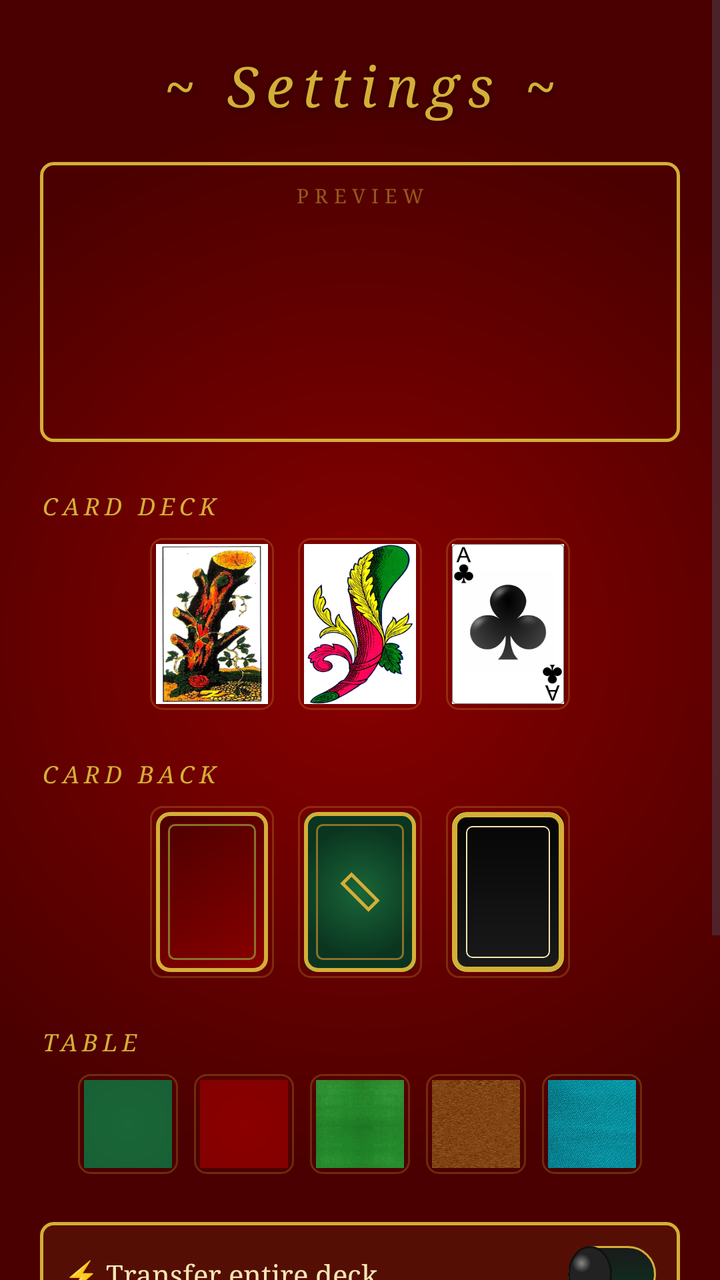
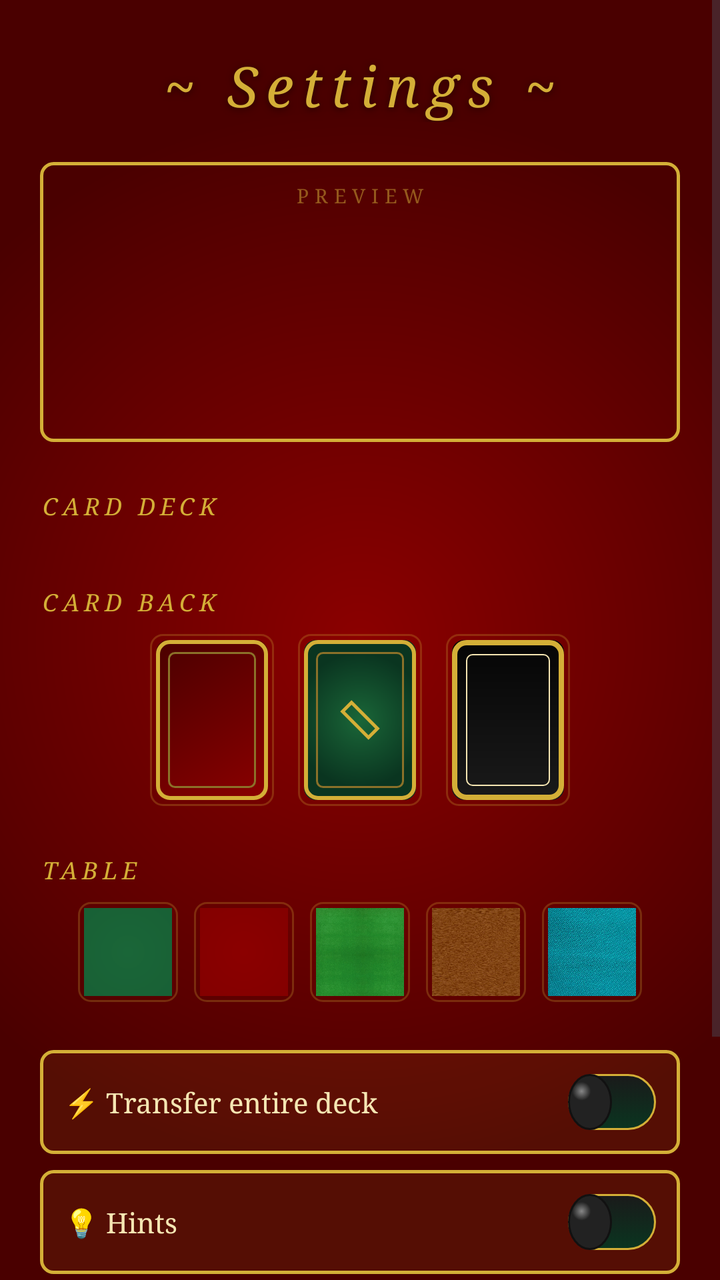

Screens rendered from an Android XML layout before and after an edit, with the pre-edit source and the edit as a unified diff.
<!-- AndroidManifest.xml: activity theme Theme.Trasloco -->
<!-- res/layout/settings.xml -->
<?xml version="1.0" encoding="utf-8"?>
<ScrollView xmlns:android="http://schemas.android.com/apk/res/android"
    xmlns:app="http://schemas.android.com/apk/res-auto"
    xmlns:tools="http://schemas.android.com/tools"
    android:id="@+id/settingsScrollView"
    android:layout_width="match_parent"
    android:layout_height="match_parent"
    android:background="@drawable/bordeaux"
    android:fillViewport="true">

    <androidx.constraintlayout.widget.ConstraintLayout
        android:id="@+id/settingsConstraintLayout"
        android:layout_width="match_parent"
        android:layout_height="wrap_content"
        android:paddingHorizontal="20dp"
        android:paddingBottom="24dp"
        tools:context=".SettingsActivity">

        <TextView
            android:id="@+id/textViewTitle"
            android:layout_width="0dp"
            android:layout_height="wrap_content"
            android:layout_marginTop="24dp"
            android:gravity="center"
            android:text="@string/settings_title_decorated"
            android:textSize="28sp"
            style="@style/CasinoTitle"
            app:layout_constraintEnd_toEndOf="parent"
            app:layout_constraintStart_toStartOf="parent"
            app:layout_constraintTop_toTopOf="parent" />

        
        <FrameLayout
            android:id="@+id/heroPreview"
            android:layout_width="0dp"
            android:layout_height="140dp"
            android:layout_marginTop="20dp"
            android:background="@drawable/casino_hero_preview_frame"
            android:padding="8dp"
            app:layout_constraintEnd_toEndOf="parent"
            app:layout_constraintStart_toStartOf="parent"
            app:layout_constraintTop_toBottomOf="@id/textViewTitle">

            <TextView
                android:id="@+id/heroPreviewLabel"
                android:layout_width="wrap_content"
                android:layout_height="wrap_content"
                android:layout_gravity="top|center_horizontal"
                android:layout_marginTop="2dp"
                android:text="@string/settings_label_preview"
                style="@style/CasinoSubtitle" />

            <ImageView
                android:id="@+id/heroBackgroundImage"
                android:layout_width="match_parent"
                android:layout_height="match_parent"
                android:layout_gravity="center"
                android:scaleType="centerCrop"
                android:layout_marginTop="18dp"
                android:layout_marginHorizontal="8dp"
                android:layout_marginBottom="8dp" />

            <LinearLayout
                android:id="@+id/heroCardRow"
                android:layout_width="wrap_content"
                android:layout_height="wrap_content"
                android:layout_gravity="center"
                android:layout_marginTop="18dp"
                android:orientation="horizontal">

                <ImageView
                    android:id="@+id/heroCard1"
                    android:layout_width="36dp"
                    android:layout_height="54dp"
                    android:layout_marginEnd="4dp"
                    android:scaleType="fitXY" />

                <ImageView
                    android:id="@+id/heroCard2"
                    android:layout_width="36dp"
                    android:layout_height="54dp"
                    android:layout_marginHorizontal="4dp"
                    android:scaleType="fitXY" />

                <ImageView
                    android:id="@+id/heroCard3"
                    android:layout_width="36dp"
                    android:layout_height="54dp"
                    android:layout_marginHorizontal="4dp"
                    android:scaleType="fitXY" />

                <ImageView
                    android:id="@+id/heroCardBack"
                    android:layout_width="36dp"
                    android:layout_height="54dp"
                    android:layout_marginStart="4dp"
                    android:scaleType="fitXY" />
            </LinearLayout>
        </FrameLayout>

        
        <TextView
            android:id="@+id/labelCardDeck"
            android:layout_width="wrap_content"
            android:layout_height="wrap_content"
            android:layout_marginTop="24dp"
            android:text="@string/settings_label_card_deck"
            style="@style/CasinoSectionLabel"
            app:layout_constraintStart_toStartOf="parent"
            app:layout_constraintTop_toBottomOf="@id/heroPreview" />

        <LinearLayout
            android:id="@+id/cardTypeRow"
            android:layout_width="0dp"
            android:layout_height="wrap_content"
            android:layout_marginTop="8dp"
            android:orientation="horizontal"
            android:gravity="center"
            app:layout_constraintEnd_toEndOf="parent"
            app:layout_constraintStart_toStartOf="parent"
            app:layout_constraintTop_toBottomOf="@id/labelCardDeck">

            <FrameLayout
                android:id="@+id/cardTypePiacentine"
                android:layout_width="wrap_content"
                android:layout_height="wrap_content"
                android:layout_marginHorizontal="6dp"
                android:padding="3dp"
                android:background="@drawable/casino_card_tile_selectable"
                android:tag="piacentine"
                android:onClick="selectCardType"
                android:clickable="true"
                android:focusable="true">

                <ImageView
                    android:layout_width="56dp"
                    android:layout_height="80dp"
                    android:src="@drawable/piacentine_b1"
                    android:scaleType="fitXY" />
            </FrameLayout>

            <FrameLayout
                android:id="@+id/cardTypeNapoletane"
                android:layout_width="wrap_content"
                android:layout_height="wrap_content"
                android:layout_marginHorizontal="6dp"
                android:padding="3dp"
                android:background="@drawable/casino_card_tile_selectable"
                android:tag="napoletane"
                android:onClick="selectCardType"
                android:clickable="true"
                android:focusable="true">

                <ImageView
                    android:layout_width="56dp"
                    android:layout_height="80dp"
                    android:src="@drawable/napoletane_b1"
                    android:scaleType="fitXY" />
            </FrameLayout>

            <FrameLayout
                android:id="@+id/cardTypeFrancesi"
                android:layout_width="wrap_content"
                android:layout_height="wrap_content"
                android:layout_marginHorizontal="6dp"
                android:padding="3dp"
                android:background="@drawable/casino_card_tile_selectable"
                android:tag="francesi"
                android:onClick="selectCardType"
                android:clickable="true"
                android:focusable="true">

                <ImageView
                    android:layout_width="56dp"
                    android:layout_height="80dp"
                    android:src="@drawable/francesi_b1"
                    android:scaleType="fitXY" />
            </FrameLayout>
        </LinearLayout>

        
        <TextView
            android:id="@+id/labelCardBack"
            android:layout_width="wrap_content"
            android:layout_height="wrap_content"
            android:layout_marginTop="24dp"
            android:text="@string/settings_label_card_back"
            style="@style/CasinoSectionLabel"
            app:layout_constraintStart_toStartOf="parent"
            app:layout_constraintTop_toBottomOf="@id/cardTypeRow" />

        <LinearLayout
            android:id="@+id/cardBackRow"
            android:layout_width="0dp"
            android:layout_height="wrap_content"
            android:layout_marginTop="8dp"
            android:orientation="horizontal"
            android:gravity="center"
            app:layout_constraintEnd_toEndOf="parent"
            app:layout_constraintStart_toStartOf="parent"
            app:layout_constraintTop_toBottomOf="@id/labelCardBack">

            <FrameLayout
                android:id="@+id/cardBackBg1"
                android:layout_width="wrap_content"
                android:layout_height="wrap_content"
                android:layout_marginHorizontal="6dp"
                android:padding="3dp"
                android:background="@drawable/casino_card_tile_selectable"
                android:tag="bg"
                android:onClick="selectCardBack"
                android:clickable="true"
                android:focusable="true">

                <ImageView
                    android:layout_width="56dp"
                    android:layout_height="80dp"
                    android:src="@drawable/bg"
                    android:scaleType="fitXY" />
            </FrameLayout>

            <FrameLayout
                android:id="@+id/cardBackBg2"
                android:layout_width="wrap_content"
                android:layout_height="wrap_content"
                android:layout_marginHorizontal="6dp"
                android:padding="3dp"
                android:background="@drawable/casino_card_tile_selectable"
                android:tag="bg2"
                android:onClick="selectCardBack"
                android:clickable="true"
                android:focusable="true">

                <ImageView
                    android:layout_width="56dp"
                    android:layout_height="80dp"
                    android:src="@drawable/bg2"
                    android:scaleType="fitXY" />
            </FrameLayout>

            <FrameLayout
                android:id="@+id/cardBackBg3"
                android:layout_width="wrap_content"
                android:layout_height="wrap_content"
                android:layout_marginHorizontal="6dp"
                android:padding="3dp"
                android:background="@drawable/casino_card_tile_selectable"
                android:tag="bg3"
                android:onClick="selectCardBack"
                android:clickable="true"
                android:focusable="true">

                <ImageView
                    android:layout_width="56dp"
                    android:layout_height="80dp"
                    android:src="@drawable/bg3"
                    android:scaleType="fitXY" />
            </FrameLayout>
        </LinearLayout>

        
        <TextView
            android:id="@+id/labelBackground"
            android:layout_width="wrap_content"
            android:layout_height="wrap_content"
            android:layout_marginTop="24dp"
            android:text="@string/settings_label_background"
            style="@style/CasinoSectionLabel"
            app:layout_constraintStart_toStartOf="parent"
            app:layout_constraintTop_toBottomOf="@id/cardBackRow" />

        <LinearLayout
            android:id="@+id/backgroundRow"
            android:layout_width="0dp"
            android:layout_height="wrap_content"
            android:layout_marginTop="8dp"
            android:orientation="horizontal"
            android:gravity="center"
            app:layout_constraintEnd_toEndOf="parent"
            app:layout_constraintStart_toStartOf="parent"
            app:layout_constraintTop_toBottomOf="@id/labelBackground">

            <FrameLayout
                android:layout_width="wrap_content"
                android:layout_height="wrap_content"
                android:layout_marginHorizontal="4dp"
                android:padding="3dp"
                android:background="@drawable/casino_card_tile_selectable"
                android:tag="verde"
                android:onClick="selectBackground"
                android:clickable="true"
                android:focusable="true">

                <ImageView
                    android:layout_width="44dp"
                    android:layout_height="44dp"
                    android:background="@drawable/verde" />
            </FrameLayout>

            <FrameLayout
                android:layout_width="wrap_content"
                android:layout_height="wrap_content"
                android:layout_marginHorizontal="4dp"
                android:padding="3dp"
                android:background="@drawable/casino_card_tile_selectable"
                android:tag="bordeaux"
                android:onClick="selectBackground"
                android:clickable="true"
                android:focusable="true">

                <ImageView
                    android:layout_width="44dp"
                    android:layout_height="44dp"
                    android:background="@drawable/bordeaux" />
            </FrameLayout>

            <FrameLayout
                android:layout_width="wrap_content"
                android:layout_height="wrap_content"
                android:layout_marginHorizontal="4dp"
                android:padding="3dp"
                android:background="@drawable/casino_card_tile_selectable"
                android:tag="tappeto"
                android:onClick="selectBackground"
                android:clickable="true"
                android:focusable="true">

                <ImageView
                    android:layout_width="44dp"
                    android:layout_height="44dp"
                    android:src="@drawable/tappeto"
                    android:scaleType="centerCrop" />
            </FrameLayout>

            <FrameLayout
                android:layout_width="wrap_content"
                android:layout_height="wrap_content"
                android:layout_marginHorizontal="4dp"
                android:padding="3dp"
                android:background="@drawable/casino_card_tile_selectable"
                android:tag="legno"
                android:onClick="selectBackground"
                android:clickable="true"
                android:focusable="true">

                <ImageView
                    android:layout_width="44dp"
                    android:layout_height="44dp"
                    android:src="@drawable/legno"
                    android:scaleType="centerCrop" />
            </FrameLayout>

            <FrameLayout
                android:layout_width="wrap_content"
                android:layout_height="wrap_content"
                android:layout_marginHorizontal="4dp"
                android:padding="3dp"
                android:background="@drawable/casino_card_tile_selectable"
                android:tag="panno"
                android:onClick="selectBackground"
                android:clickable="true"
                android:focusable="true">

                <ImageView
                    android:layout_width="44dp"
                    android:layout_height="44dp"
                    android:src="@drawable/panno"
                    android:scaleType="centerCrop" />
            </FrameLayout>
        </LinearLayout>

        
        <LinearLayout
            android:id="@+id/fastDealRow"
            android:layout_width="0dp"
            android:layout_height="wrap_content"
            android:layout_marginTop="24dp"
            android:orientation="horizontal"
            android:gravity="center_vertical"
            android:padding="12dp"
            android:background="@drawable/casino_tile_bg"
            app:layout_constraintEnd_toEndOf="parent"
            app:layout_constraintStart_toStartOf="parent"
            app:layout_constraintTop_toBottomOf="@id/backgroundRow">

            <TextView
                android:layout_width="0dp"
                android:layout_height="wrap_content"
                android:layout_weight="1"
                android:text="@string/fast_deal_with_icon"
                style="@style/CasinoBodyText" />

            <Switch
                android:id="@+id/switchFastDeal"
                android:layout_width="wrap_content"
                android:layout_height="wrap_content"
                android:thumb="@drawable/casino_gold_switch_thumb"
                android:track="@drawable/casino_gold_switch_track"
                android:onClick="changeFastDeal" />
        </LinearLayout>

        
        <LinearLayout
            android:id="@+id/hintRow"
            android:layout_width="0dp"
            android:layout_height="wrap_content"
            android:layout_marginTop="8dp"
            android:orientation="horizontal"
            android:gravity="center_vertical"
            android:padding="12dp"
            android:background="@drawable/casino_tile_bg"
            app:layout_constraintEnd_toEndOf="parent"
            app:layout_constraintStart_toStartOf="parent"
            app:layout_constraintTop_toBottomOf="@id/fastDealRow">

            <TextView
                android:layout_width="0dp"
                android:layout_height="wrap_content"
                android:layout_weight="1"
                android:text="@string/hint_with_icon"
                style="@style/CasinoBodyText" />

            <Switch
                android:id="@+id/switchHint"
                android:layout_width="wrap_content"
                android:layout_height="wrap_content"
                android:thumb="@drawable/casino_gold_switch_thumb"
                android:track="@drawable/casino_gold_switch_track"
                android:onClick="changeHintEnabled" />
        </LinearLayout>

        
        <LinearLayout
            android:id="@+id/autoMoveRow"
            android:layout_width="0dp"
            android:layout_height="wrap_content"
            android:layout_marginTop="8dp"
            android:orientation="horizontal"
            android:gravity="center_vertical"
            android:padding="12dp"
            android:background="@drawable/casino_tile_bg"
            app:layout_constraintEnd_toEndOf="parent"
            app:layout_constraintStart_toStartOf="parent"
            app:layout_constraintTop_toBottomOf="@id/hintRow">

            <TextView
                android:layout_width="0dp"
                android:layout_height="wrap_content"
                android:layout_weight="1"
                android:text="@string/auto_move_with_icon"
                style="@style/CasinoBodyText" />

            <Switch
                android:id="@+id/switchAutoMove"
                android:layout_width="wrap_content"
                android:layout_height="wrap_content"
                android:thumb="@drawable/casino_gold_switch_thumb"
                android:track="@drawable/casino_gold_switch_track"
                android:onClick="changeAutoMove" />
        </LinearLayout>

        
        <TextView
            android:id="@+id/textViewCredits"
            android:layout_width="0dp"
            android:layout_height="wrap_content"
            android:layout_marginTop="32dp"
            android:gravity="center"
            android:text="@string/credits_text"
            android:textColor="@color/casino_gold_alpha_50"
            android:textSize="10sp"
            app:layout_constraintEnd_toEndOf="parent"
            app:layout_constraintStart_toStartOf="parent"
            app:layout_constraintTop_toBottomOf="@id/autoMoveRow" />

    </androidx.constraintlayout.widget.ConstraintLayout>
</ScrollView>
<!-- resources referenced by this layout -->
<resources>
  <color name="casino_gold_alpha_50">#80D4AF37</color>
  <!-- drawable casino_tile_bg (drawable) -->
  <?xml version="1.0" encoding="utf-8"?>
  <shape xmlns:android="http://schemas.android.com/apk/res/android"
      android:shape="rectangle">
      <solid android:color="@color/casino_gold_alpha_08" />
      <stroke android:width="1.5dp" android:color="@color/casino_gold" />
      <corners android:radius="6dp" />
  </shape>
  <!-- drawable francesi_b1: png bitmap (drawable-xxhdpi, 19157 bytes) -->
  <!-- drawable napoletane_b1: png bitmap (drawable-xxhdpi, 110164 bytes) -->
  <!-- drawable piacentine_b1: png bitmap (drawable-xxhdpi, 130599 bytes) -->
  <string name="auto_move_with_icon">🎯 Auto-move to final deck</string>
  <string name="credits_text">Card art: Piacentine adapted from BriscolaPlusAndroid by S. Di Berardino (classic artwork in Public Domain) · Neapolitan (Wikimedia, CC0/CC-BY-SA) · French by Byron Knoll (CC-BY-SA)</string>
  <string name="fast_deal_with_icon">⚡ Transfer entire deck</string>
  <string name="hint_with_icon">💡 Hints</string>
  <string name="settings_label_background">Table</string>
  <string name="settings_label_card_back">Card Back</string>
  <string name="settings_label_card_deck">Card Deck</string>
  <string name="settings_label_preview">PREVIEW</string>
  <string name="settings_title_decorated">~  Settings  ~</string>
  <style name="CasinoBodyText">
          <item name="android:fontFamily">serif</item>
          <item name="android:textColor">@color/casino_gold_light</item>
          <item name="android:textSize">14sp</item>
      </style>
  <style name="CasinoSectionLabel">
          <item name="android:fontFamily">serif</item>
          <item name="android:textStyle">italic</item>
          <item name="android:textColor">@color/casino_gold</item>
          <item name="android:letterSpacing">0.2</item>
          <item name="android:textSize">12sp</item>
          <item name="android:textAllCaps">true</item>
      </style>
  <style name="CasinoSubtitle">
          <item name="android:fontFamily">serif</item>
          <item name="android:textColor">@color/casino_gold_alpha_50</item>
          <item name="android:letterSpacing">0.3</item>
          <item name="android:textSize">10sp</item>
      </style>
  <color name="casino_bordeaux">#FF8B0000</color>
  <color name="casino_bordeaux_dark">#FF4A0000</color>
  <color name="casino_gold">#FFD4AF37</color>
  <color name="casino_gold_dark">#FF8B7129</color>
  <color name="casino_gold_light">#FFF5E6B3</color>
  <color name="casino_green">#FF1A6638</color>
  <color name="casino_green_dark">#FF0A3520</color>
  <color name="casino_ink">#FF1A1A1A</color>
  <!-- drawable casino_card_tile_selected (drawable) -->
  <?xml version="1.0" encoding="utf-8"?>
  <shape xmlns:android="http://schemas.android.com/apk/res/android"
      android:shape="rectangle">
      <solid android:color="@android:color/transparent" />
      <stroke android:width="2dp" android:color="@color/casino_gold" />
      <corners android:radius="6dp" />
  </shape>
  <!-- drawable casino_card_tile_unselected (drawable) -->
  <?xml version="1.0" encoding="utf-8"?>
  <shape xmlns:android="http://schemas.android.com/apk/res/android"
      android:shape="rectangle">
      <solid android:color="@android:color/transparent" />
      <stroke android:width="1dp" android:color="@color/casino_gold_alpha_25" />
      <corners android:radius="6dp" />
  </shape>
  <color name="casino_brown">#FF5A3A1C</color>
  <color name="casino_gold_alpha_08">#14D4AF37</color>
  <color name="purple_500">#FF6200EE</color>
  <color name="purple_700">#FF3700B3</color>
  <color name="white">#FFFFFFFF</color>
  <color name="teal_200">#FF03DAC5</color>
  <color name="teal_700">#FF018786</color>
  <color name="black">#FF000000</color>
  <color name="casino_gold_alpha_25">#40D4AF37</color>
  <!-- unchanged entries left out for length: 14 -->
</resources>

<!-- the commit's change to res/layout/settings.xml (unified diff, before → after) -->
@@ -109,74 +109,17 @@
             app:layout_constraintStart_toStartOf="parent"
             app:layout_constraintTop_toBottomOf="@id/heroPreview" />
 
-        <LinearLayout
-            android:id="@+id/cardTypeRow"
+        <androidx.viewpager2.widget.ViewPager2
+            android:id="@+id/viewPagerSettingsDecks"
             android:layout_width="0dp"
             android:layout_height="wrap_content"
             android:layout_marginTop="8dp"
-            android:orientation="horizontal"
-            android:gravity="center"
-            app:layout_constraintEnd_toEndOf="parent"
-            app:layout_constraintStart_toStartOf="parent"
-            app:layout_constraintTop_toBottomOf="@id/labelCardDeck">
-
-            <FrameLayout
-                android:id="@+id/cardTypePiacentine"
-                android:layout_width="wrap_content"
-                android:layout_height="wrap_content"
-                android:layout_marginHorizontal="6dp"
-                android:padding="3dp"
-                android:background="@drawable/casino_card_tile_selectable"
-                android:tag="piacentine"
-                android:onClick="selectCardType"
-                android:clickable="true"
-                android:focusable="true">
-
-                <ImageView
-                    android:layout_width="56dp"
-                    android:layout_height="80dp"
-                    android:src="@drawable/piacentine_b1"
-                    android:scaleType="fitXY" />
-            </FrameLayout>
-
-            <FrameLayout
-                android:id="@+id/cardTypeNapoletane"
-                android:layout_width="wrap_content"
-                android:layout_height="wrap_content"
-                android:layout_marginHorizontal="6dp"
-                android:padding="3dp"
-                android:background="@drawable/casino_card_tile_selectable"
-                android:tag="napoletane"
-                android:onClick="selectCardType"
-                android:clickable="true"
-                android:focusable="true">
-
-                <ImageView
-                    android:layout_width="56dp"
-                    android:layout_height="80dp"
-                    android:src="@drawable/napoletane_b1"
-                    android:scaleType="fitXY" />
-            </FrameLayout>
-
-            <FrameLayout
-                android:id="@+id/cardTypeFrancesi"
-                android:layout_width="wrap_content"
-                android:layout_height="wrap_content"
-                android:layout_marginHorizontal="6dp"
-                android:padding="3dp"
-                android:background="@drawable/casino_card_tile_selectable"
-                android:tag="francesi"
-                android:onClick="selectCardType"
-                android:clickable="true"
-                android:focusable="true">
-
-                <ImageView
-                    android:layout_width="56dp"
-                    android:layout_height="80dp"
-                    android:src="@drawable/francesi_b1"
-                    android:scaleType="fitXY" />
-            </FrameLayout>
-        </LinearLayout>
+            android:paddingHorizontal="48dp"
+            android:clipToPadding="false"
+            android:clipChildren="false"
+            app:layout_constraintEnd_toEndOf="parent"
+            app:layout_constraintStart_toStartOf="parent"
+            app:layout_constraintTop_toBottomOf="@id/labelCardDeck" />
 
         
         <TextView
@@ -187,7 +130,7 @@
             android:text="@string/settings_label_card_back"
             style="@style/CasinoSectionLabel"
             app:layout_constraintStart_toStartOf="parent"
-            app:layout_constraintTop_toBottomOf="@id/cardTypeRow" />
+            app:layout_constraintTop_toBottomOf="@id/viewPagerSettingsDecks" />
 
         <LinearLayout
             android:id="@+id/cardBackRow"
<!-- resource entries referenced after the edit -->
@@ -9,9 +9,6 @@
       <stroke android:width="1.5dp" android:color="@color/casino_gold" />
       <corners android:radius="6dp" />
   </shape>
-  <!-- drawable francesi_b1: png bitmap (drawable-xxhdpi, 19157 bytes) -->
-  <!-- drawable napoletane_b1: png bitmap (drawable-xxhdpi, 110164 bytes) -->
-  <!-- drawable piacentine_b1: png bitmap (drawable-xxhdpi, 130599 bytes) -->
   <string name="auto_move_with_icon">🎯 Auto-move to final deck</string>
   <string name="credits_text">Card art: Piacentine adapted from BriscolaPlusAndroid by S. Di Berardino (classic artwork in Public Domain) · Neapolitan (Wikimedia, CC0/CC-BY-SA) · French by Byron Knoll (CC-BY-SA)</string>
   <string name="fast_deal_with_icon">⚡ Transfer entire deck</string>
